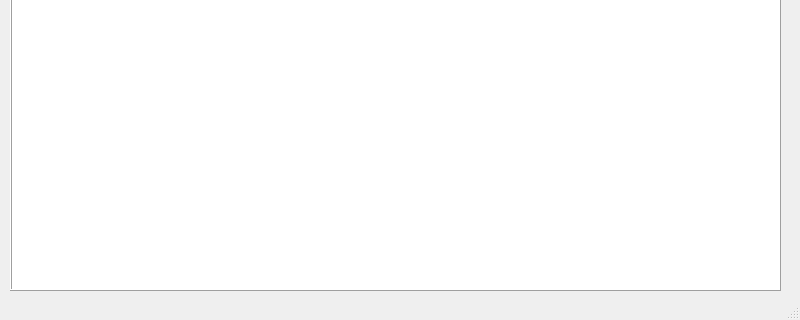
First picture: the form in MainForm.ui, repository IggyZomboid/serial_monitor_for_pico, before the edit; both pictures show x 0 to 800 and y 280 to 600 of the 800 by 600 pixel window.
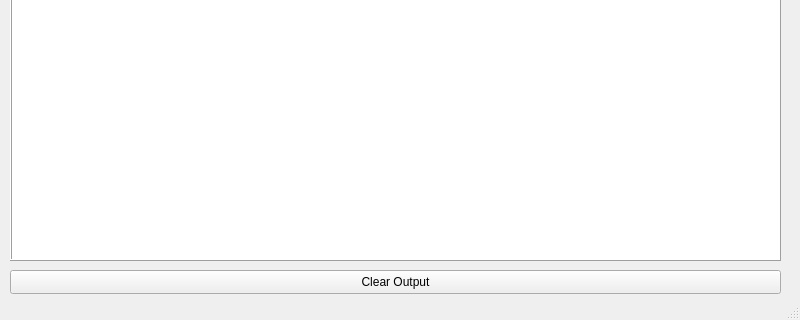
Second picture: the form after the edit.

Commit message: getting there but I'm having issues brining back user settings

```diff
--- a/MainForm.ui
+++ b/MainForm.ui
@@ -24,7 +24,7 @@
       <x>10</x>
       <y>180</y>
       <width>771</width>
-      <height>391</height>
+      <height>361</height>
      </rect>
     </property>
     <property name="acceptDrops">
@@ -212,6 +212,19 @@
      <string>Connect</string>
     </property>
    </widget>
+   <widget class="QPushButton" name="clear_button">
+    <property name="geometry">
+     <rect>
+      <x>10</x>
+      <y>550</y>
+      <width>771</width>
+      <height>24</height>
+     </rect>
+    </property>
+    <property name="text">
+     <string>Clear Output</string>
+    </property>
+   </widget>
   </widget>
   <widget class="QStatusBar" name="statusbar"/>
  </widget>
```
Left out of the diff: 2 changed lines with no effect on the pictures. The commit also changes 2 other files.
